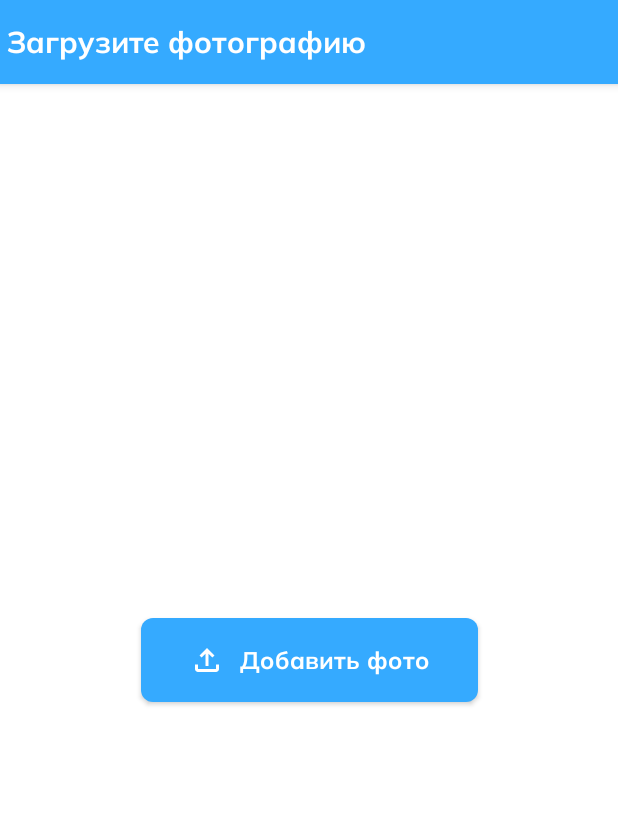
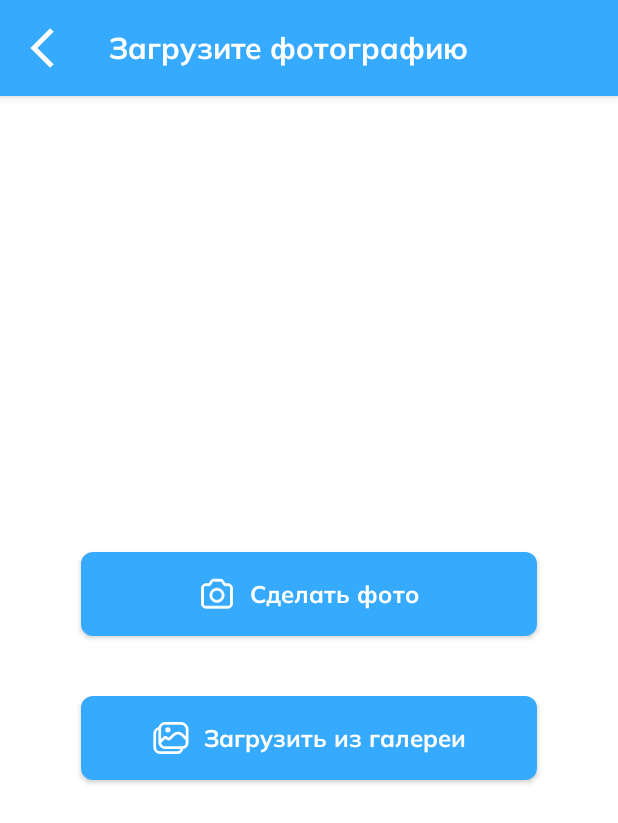
Before and after one commit to Flobsterable/pets-project, an Android app built with Jetpack Compose: the composable AddAdScreen shown on its own in the app's theme, on a phone screen of 412 x 824 dp. Shown: the top 823 px of the screen. Run offline under Robolectric (Android 15) with nearby library versions, the phone set to English and light mode, and no system bars; our stand-ins replace Dagger/Hilt's generated code, livedata-compose.

Commit message:
added button for adding image from gallery, setuped app bar

```diff
--- a/app/src/main/java/com/example/pets_project/ui/screens/main/addAd/AddAdScreen.kt
+++ b/app/src/main/java/com/example/pets_project/ui/screens/main/addAd/AddAdScreen.kt
@@ -1,16 +1,19 @@
 package com.example.pets_project.ui.screens.main.addAd
 
-import androidx.compose.material.IconButton
-import androidx.compose.material.Scaffold
-import androidx.compose.material.Text
-import androidx.compose.material.TopAppBar
-import androidx.compose.material.icons.Icons
-import androidx.compose.material.icons.filled.ArrowBack
+import androidx.compose.foundation.layout.height
+import androidx.compose.foundation.layout.size
+import androidx.compose.material.*
 import androidx.compose.runtime.Composable
 import androidx.compose.runtime.State
 import androidx.compose.runtime.livedata.observeAsState
+import androidx.compose.ui.Modifier
+import androidx.compose.ui.draw.scale
+import androidx.compose.ui.res.painterResource
 import androidx.compose.ui.res.stringResource
+import androidx.compose.ui.text.style.TextAlign
+import androidx.compose.ui.unit.dp
 import com.example.pets_project.R
+import com.example.pets_project.ui.screens.main.addAd.model.AddAdEvent
 import com.example.pets_project.ui.screens.main.addAd.model.AddAdSubState
 import com.example.pets_project.ui.screens.main.addAd.model.AddAdViewState
 import com.example.pets_project.ui.screens.main.addAd.view.AdDescriptionColumn
@@ -18,6 +21,7 @@ import com.example.pets_project.ui.screens.main.addAd.view.AddAddressColumn
 import com.example.pets_project.ui.screens.main.addAd.view.AddPhotoColumn
 import com.example.pets_project.ui.screens.main.addAd.view.PhotoReviewColumn
 import com.example.pets_project.ui.theme.topBarTitle
+import com.example.pets_project.utils.AddAdChangeCallback
 import com.example.pets_project.viewModels.AddAdViewModel
 
 @Composable
@@ -26,9 +30,9 @@ fun AddAdScreen(addAdViewModel: AddAdViewModel) {
 
     Scaffold(
         topBar = {
-            TopAppBar(
+            AddAdTopBar(viewState = viewState)
+            {  addAdViewModel.obtainEvent(AddAdEvent.ChangedState(it))}
 
-            ) { AddAdTopBarTitle(viewState = viewState) }
         }
     ) {
         when (viewState.value!!.addAdSubState) {
@@ -45,9 +49,37 @@ fun AddAdTopBarTitle(viewState: State<AddAdViewState?>) {
         text = when (viewState.value!!.addAdSubState) {
             AddAdSubState.AddPhoto -> stringResource(id = R.string.tb_load_photo)
             AddAdSubState.PhotoPreview -> stringResource(id = R.string.tb_load_photo)
-            AddAdSubState.AddAddress -> stringResource(id = R.string.tb_load_photo)
-            AddAdSubState.AdDescription -> stringResource(id = R.string.tb_load_photo)
+            AddAdSubState.AddAddress -> stringResource(id = R.string.tb_add_location)
+            AddAdSubState.AdDescription -> stringResource(id = R.string.tb_add_description)
         },
-        style = topBarTitle
+        style = topBarTitle,
+        textAlign = TextAlign.Center
     )
 }
+
+@Composable
+fun AddAdTopBar(viewState: State<AddAdViewState?>, onClick : AddAdChangeCallback) {
+
+    TopAppBar(
+        modifier = Modifier.height(64.dp),
+        title = { AddAdTopBarTitle(viewState = viewState) },
+        navigationIcon = {
+            IconButton(onClick = {
+                when (viewState.value!!.addAdSubState) {
+                    AddAdSubState.AddPhoto -> onClick(null)
+                    AddAdSubState.PhotoPreview -> onClick(AddAdSubState.AddPhoto)
+                    AddAdSubState.AddAddress -> onClick(AddAdSubState.PhotoPreview)
+                    AddAdSubState.AdDescription -> onClick(AddAdSubState.AddAddress)
+                }
+            }) {
+                Icon(
+                    painter = painterResource(id = R.drawable.ic_white_arrow_button),
+                    contentDescription = stringResource(id = R.string.cd_add_ad_photo),
+                    modifier = Modifier
+                        .scale(-1f, 1f)
+                        .size(32.dp)
+                )
+            }
+        }
+    )
+}
--- a/app/src/main/java/com/example/pets_project/ui/screens/main/addAd/model/AddAdEvent.kt
+++ b/app/src/main/java/com/example/pets_project/ui/screens/main/addAd/model/AddAdEvent.kt
@@ -8,10 +8,11 @@ sealed class AddAdEvent {
     object PlaceAd : AddAdEvent()
     object GetCurrentLocation : AddAdEvent()
     object ConfirmAddress : AddAdEvent()
+    object NavigateToMainScreen : AddAdEvent()
 
     data class NameAdChanged(val value: String) : AddAdEvent()
     data class DescriptionAdChanged(val value: String) : AddAdEvent()
     data class TypePetChanged(val value: PetType) : AddAdEvent()
     data class PhotoChanged(val value: Uri) : AddAdEvent()
-    data class ChangedState(val value: AddAdSubState) : AddAdEvent()
+    data class ChangedState(val value: AddAdSubState?) : AddAdEvent()
 }
--- a/app/src/main/java/com/example/pets_project/ui/screens/main/addAd/view/AdDescription.kt
+++ b/app/src/main/java/com/example/pets_project/ui/screens/main/addAd/view/AdDescription.kt
@@ -65,10 +65,11 @@ fun AdDescriptionColumn(addAdViewModel: AddAdViewModel) {
             errorState = viewState.value!!.adDescriptionTextErrorState,
             keyboardType = KeyboardType.Text
         )
+        Spacer(modifier = Modifier.weight(1f))
 
         MarkButton(
             onClick = {addAdViewModel.obtainEvent(AddAdEvent.PlaceAd) },
-            modifier = Modifier.padding(bottom = 24.dp),
+            modifier = Modifier.padding(bottom = 80.dp).height(56.dp),
             stringResId = R.string.button_place_ad,
             painterResId = R.drawable.ic_done,
             contentDescriptionResId = R.string.cd_add_ad_push_ad
--- a/app/src/main/java/com/example/pets_project/ui/screens/main/addAd/view/AddPhotoColumn.kt
+++ b/app/src/main/java/com/example/pets_project/ui/screens/main/addAd/view/AddPhotoColumn.kt
@@ -4,15 +4,12 @@ import android.net.Uri
 import android.util.Log
 import androidx.activity.compose.rememberLauncherForActivityResult
 import androidx.activity.result.contract.ActivityResultContracts
-import androidx.activity.result.launch
-import androidx.compose.foundation.layout.Arrangement
-import androidx.compose.foundation.layout.Column
-import androidx.compose.foundation.layout.fillMaxHeight
-import androidx.compose.foundation.layout.fillMaxWidth
+import androidx.compose.foundation.layout.*
 import androidx.compose.runtime.Composable
 import androidx.compose.ui.Alignment
 import androidx.compose.ui.Modifier
 import androidx.compose.ui.platform.LocalContext
+import androidx.compose.ui.unit.dp
 import com.example.pets_project.R
 import com.example.pets_project.ui.screens.login.view.MarkButton
 import com.example.pets_project.ui.screens.main.addAd.model.AddAdEvent
@@ -25,7 +22,7 @@ fun AddPhotoColumn(addAdViewModel: AddAdViewModel) {
     val context = LocalContext.current
     var imageUri: Uri? = null
 
-    val launcher = rememberLauncherForActivityResult(ActivityResultContracts.TakePicture()) {
+    val photoLauncher = rememberLauncherForActivityResult(ActivityResultContracts.TakePicture()) {
         when (it) {
             true -> {
                 addAdViewModel.obtainEvent(AddAdEvent.PhotoChanged(imageUri!!))
@@ -37,21 +34,44 @@ fun AddPhotoColumn(addAdViewModel: AddAdViewModel) {
     fun takePhoto() {
         val uri = ComposeFileProvider.getImageUri(context = context)
         imageUri = uri
-        launcher.launch(uri)
+        photoLauncher.launch(uri)
+    }
+
+    val getImageLauncher = rememberLauncherForActivityResult(contract = ActivityResultContracts.GetContent()){
+        when (it!=null){
+            true -> {
+                addAdViewModel.obtainEvent(AddAdEvent.PhotoChanged(it))
+            }
+            false -> Log.e("take image", "false")
+        }
+    }
+
+    fun getImage() {
+        getImageLauncher.launch("image/*")
     }
 
     Column(
-        modifier = Modifier.fillMaxWidth().fillMaxHeight(),
+        modifier = Modifier
+            .padding(start = 54.dp, end = 54.dp)
+            .fillMaxWidth()
+            .fillMaxHeight(),
         verticalArrangement = Arrangement.Center,
         horizontalAlignment = Alignment.CenterHorizontally
 
     ) {
         MarkButton(
             onClick = { takePhoto() },
-            modifier = Modifier,
+            modifier = Modifier.fillMaxWidth(),
             stringResId = R.string.button_add_photo,
-            painterResId = R.drawable.ic_file_download,
+            painterResId = R.drawable.ic_photo,
             contentDescriptionResId = R.string.cd_add_ad_photo
+        )
+        MarkButton(
+            onClick = { getImage() },
+            modifier = Modifier.padding(top = 40.dp).fillMaxWidth(),
+            stringResId = R.string.button_get_image,
+            painterResId = R.drawable.ic_image,
+            contentDescriptionResId = R.string.cd_add_ad_get_image
         )
     }
 }
--- a/app/src/main/java/com/example/pets_project/utils/CallbackTypes.kt
+++ b/app/src/main/java/com/example/pets_project/utils/CallbackTypes.kt
@@ -1,5 +1,8 @@
 package com.example.pets_project.utils
+
+import com.example.pets_project.ui.screens.main.addAd.model.AddAdSubState
 
 typealias StringCallback = (String) -> Unit
 typealias Callback = () -> Unit
 typealias IntCallback = (Int) -> Unit
+typealias AddAdChangeCallback = (AddAdSubState?) -> Unit
--- /dev/null
+++ b/app/src/main/res/drawable/ic_image.xml
@@ -0,0 +1,16 @@
+<vector xmlns:android="http://schemas.android.com/apk/res/android"
+    android:width="24dp"
+    android:height="24dp"
+    android:viewportWidth="24"
+    android:viewportHeight="24">
+  <path
+      android:pathData="M9.087,6.522C9.087,6.986 9.464,7.362 9.928,7.362H10.016C10.481,7.362 10.857,6.986 10.857,6.522C10.857,6.058 10.481,5.681 10.016,5.681H9.928C9.464,5.681 9.087,6.058 9.087,6.522Z"
+      android:fillColor="#ffffff"/>
+  <path
+      android:pathData="M4.479,14.839V14.839C4.479,16.845 6.105,18.472 8.112,18.472H19.428M4.479,14.839L7.249,12.181C7.832,11.622 8.752,11.622 9.335,12.181V12.181C9.918,12.741 10.838,12.741 11.421,12.181L13.838,9.863C15.385,8.378 17.828,8.378 19.376,9.863L22.764,13.113M4.479,14.839V5.621M22.764,13.113V15.136C22.764,16.978 21.271,18.472 19.428,18.472V18.472M22.764,13.113V6.286C22.764,4.077 20.974,2.286 18.764,2.286H7.815C5.972,2.286 4.479,3.779 4.479,5.621V5.621M4.479,5.621V5.621C2.636,5.621 1.143,7.115 1.143,8.957V18.174V18.174C1.143,20.181 2.769,21.807 4.776,21.807H16.093C17.935,21.807 19.428,20.314 19.428,18.472V18.472M10.016,7.362H9.928C9.464,7.362 9.087,6.986 9.087,6.522V6.522C9.087,6.058 9.464,5.681 9.928,5.681H10.016C10.481,5.681 10.857,6.058 10.857,6.522V6.522C10.857,6.986 10.481,7.362 10.016,7.362Z"
+      android:strokeLineJoin="round"
+      android:strokeWidth="1.8"
+      android:fillColor="#00000000"
+      android:strokeColor="#ffffff"
+      android:strokeLineCap="round"/>
+</vector>
--- /dev/null
+++ b/app/src/main/res/drawable/ic_photo.xml
@@ -0,0 +1,11 @@
+<vector xmlns:android="http://schemas.android.com/apk/res/android"
+    android:width="24dp"
+    android:height="24dp"
+    android:viewportWidth="24"
+    android:viewportHeight="24">
+  <path
+      android:pathData="M14.529,2.146C15.195,2.146 15.813,2.489 16.166,3.053L17.469,5.143H19.5C21.038,5.143 22.286,6.39 22.286,7.929V18.643C22.286,20.181 21.038,21.429 19.5,21.429H4.5C2.961,21.429 1.714,20.181 1.714,18.643V7.929C1.714,6.39 2.961,5.143 4.5,5.143H6.702L7.887,3.105C8.232,2.511 8.867,2.146 9.554,2.146H14.529ZM14.529,3.431H9.554C9.358,3.431 9.174,3.521 9.053,3.671L8.998,3.751L7.627,6.109C7.512,6.307 7.3,6.429 7.071,6.429H4.5C3.672,6.429 3,7.1 3,7.929V18.643C3,19.471 3.672,20.143 4.5,20.143H19.5C20.328,20.143 21,19.471 21,18.643V7.929C21,7.1 20.328,6.429 19.5,6.429H17.113C16.891,6.429 16.685,6.314 16.567,6.126L15.075,3.734C14.957,3.546 14.751,3.431 14.529,3.431ZM12,8.144C14.604,8.144 16.714,10.254 16.714,12.858C16.714,15.462 14.604,17.572 12,17.572C9.396,17.572 7.286,15.462 7.286,12.858C7.286,10.254 9.396,8.144 12,8.144ZM12,9.429C10.106,9.429 8.571,10.965 8.571,12.858C8.571,14.752 10.106,16.287 12,16.287C13.894,16.287 15.429,14.752 15.429,12.858C15.429,10.965 13.894,9.429 12,9.429Z"
+      android:strokeWidth="0.6"
+      android:fillColor="#ffffff"
+      android:strokeColor="#ffffff"/>
+</vector>
--- a/app/src/main/res/values/strings.xml
+++ b/app/src/main/res/values/strings.xml
@@ -14,7 +14,8 @@
     <string name="edit_text_name">Имя</string>
 
     //Add Ad Screen
-    <string name="button_add_photo">Добавить фото</string>
+    <string name="button_add_photo">Сделать фото</string>
+    <string name="button_get_image">Загрузить из галереи</string>
     <string name="button_add_address">Указать адрес</string>
     <string name="button_done">Подтвердить</string>
     <string name="button_place_ad">Разместить объявление</string>
@@ -38,7 +39,8 @@
     <string name="cd_registration">Зарегистрироваться</string>
     <string name="cd_pass_image_hide">Скрыть пароль</string>
     <string name="cd_pass_image_show">Показать пароль</string>
-    <string name="cd_add_ad_photo">Фото для объвления</string>
+    <string name="cd_add_ad_photo">Сделать фото</string>
+    <string name="cd_add_ad_get_image">Загрузить из галереи</string>
     <string name="cd_add_ad_pets_type_cat">Кошка</string>
     <string name="cd_add_ad_pets_type_dog">Собака</string>
     <string name="cd_add_ad_pets_type_other">Другое</string>
@@ -56,6 +58,8 @@
     <string name="ACCESS_TOKEN">ACCESS_TOKEN</string>
     <string name="REFRESH_TOKEN">REFRESH_TOKEN</string>
     <string name="tb_load_photo">Загрузите фотографию</string>
+    <string name="tb_add_location">Где вы видели питомца?</string>
+    <string name="tb_add_description">Опишите питомца</string>
     <string name="cd_add_ad_push_ad">Разместить объявление</string>
     <string name="cd_done">Подтвердить</string>
 </resources>
```
Also changed, not shown: app/src/main/java/com/example/pets_project/viewModels/AddAdViewModel.kt (+18 -5 lines).
